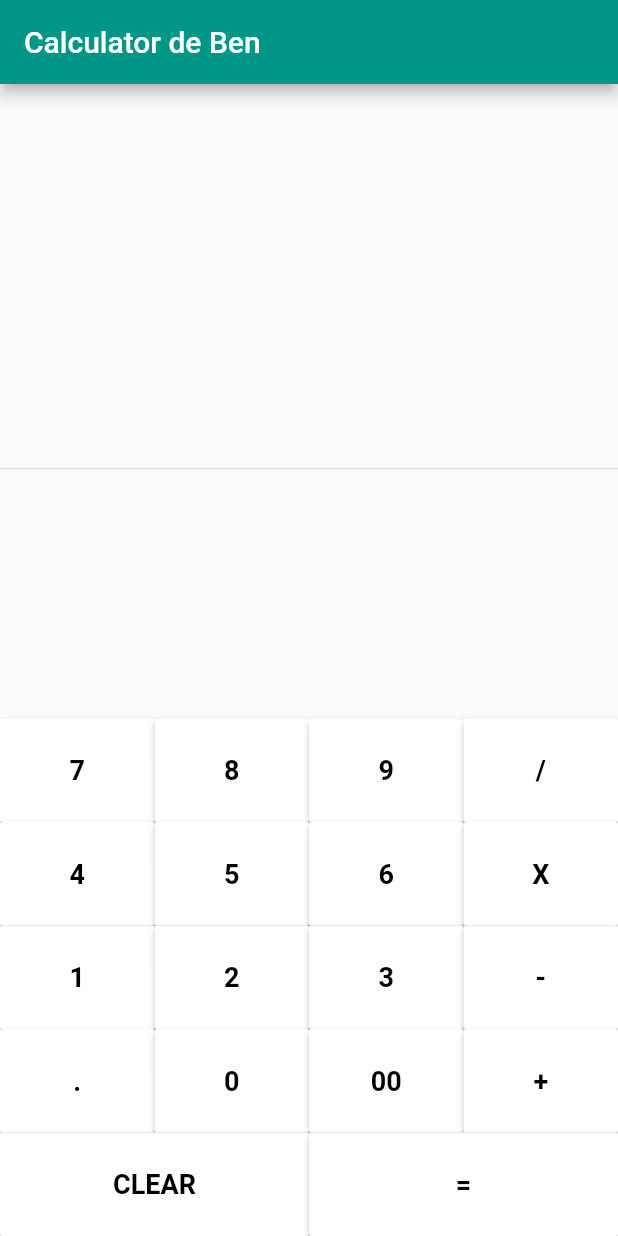
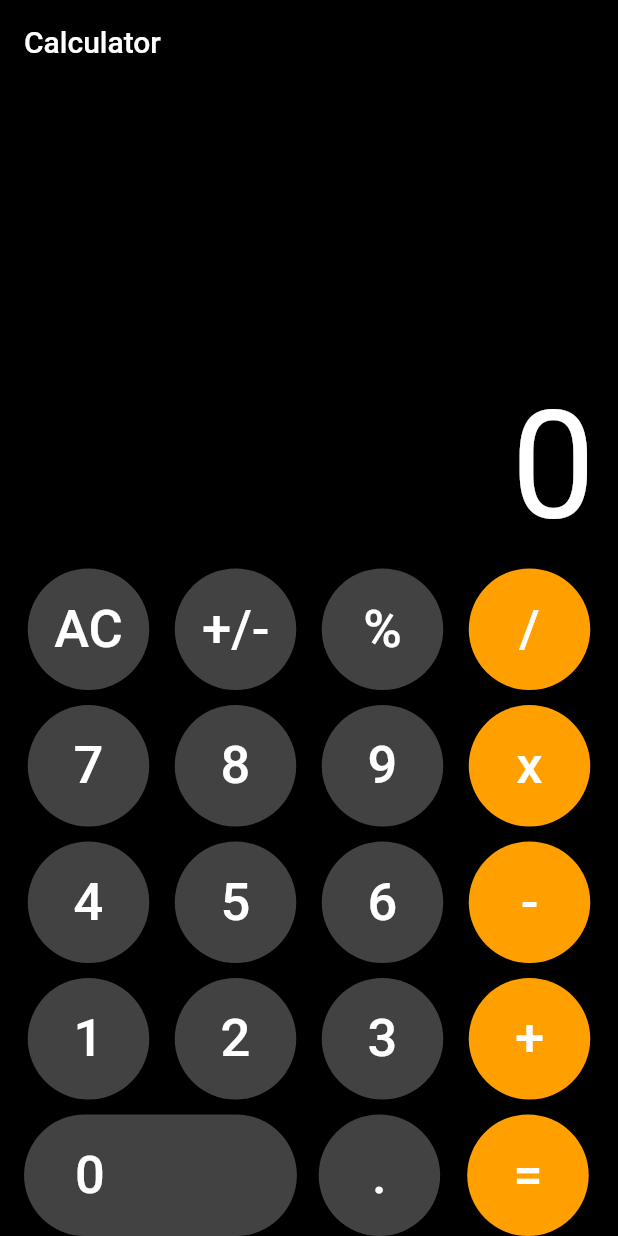
Before and after one commit to benbobyabraham/flutter_calculator, a Flutter app: the screen it shows after launch, on a phone screen of 412 x 824 dp. Run offline on Flutter 3.47's test engine with Material 2 defaults, Android fonts, the phone set to English and light mode, and no system bars.

Commit message:
iphone calculator version 1.0.1

```diff
--- a/lib/main.dart
+++ b/lib/main.dart
@@ -1,104 +1,43 @@
+import 'package:flutter/cupertino.dart';
 import 'package:flutter/material.dart';
 
 void main() {
-  runApp(const MyApp());
+  runApp(MyApp());
 }
 
 class MyApp extends StatelessWidget {
-  const MyApp({Key? key}) : super(key: key);
-
+  // This widget is the root of your application.
   @override
   Widget build(BuildContext context) {
     return MaterialApp(
-      title: 'Flutter Demo',
-      theme: ThemeData(
-        primarySwatch: Colors.teal,
-      ),
-      home: const MyHomePage(title: 'Calculator de Ben'),
+      debugShowCheckedModeBanner: false,
+      home: Calculator(),
     );
   }
 }
 
-class MyHomePage extends StatefulWidget {
-  const MyHomePage({Key? key, required this.title}) : super(key: key);
-
-  final String title;
+class Calculator extends StatefulWidget {
+  const Calculator({Key? key}) : super(key: key);
 
   @override
-  State<MyHomePage> createState() => _MyHomePageState();
+  _CalculatorState createState() => _CalculatorState();
 }
 
-class _MyHomePageState extends State<MyHomePage> {
-  String output = "";
-
-  String _output = "";
-  double num1 = 0.0;
-  double num2 = 0.0;
-  String operand = "";
-
-  buttonPressed(String buttonText) {
-    if (buttonText == "CLEAR") {
-      _output = "";
-      num1 = 0.0;
-      num2 = 0.0;
-      operand = "";
-    } else if (buttonText == "+" ||
-        buttonText == "-" ||
-        buttonText == "/" ||
-        buttonText == "X") {
-      num1 = double.parse(output);
-      operand = buttonText;
-      _output = "0";
-    } else if (buttonText == ".") {
-      if (_output.contains(".")) {
-        print("Already contains a decimal");
-        return;
-      } else {
-        _output = _output + buttonText;
-      }
-    } else if (buttonText == "=") {
-      num2 = double.parse(output);
-
-      if (operand == "+") {
-        _output = (num1 + num2).toString();
-      }
-      if (operand == "-") {
-        _output = (num1 - num2).toString();
-      }
-      if (operand == "X") {
-        _output = (num1 * num2).toString();
-      }
-      if (operand == "/") {
-        _output = (num1 / num2).toString();
-      }
-
-      num1 = 0.0;
-      num2 = 0.0;
-      operand = "";
-    } else {
-      _output = _output + buttonText;
-    }
-    print(_output);
-    setState(() {
-      output = _output;
-      // output = double.parse(_output).toStringAsFixed(2);
-    });
-  }
-
-  Widget buildButton(String buttonText) {
-    return Expanded(
-      child: MaterialButton(
+class _CalculatorState extends State<Calculator> {
+  Widget CalcButton(String buttontext, Color buttoncolor, Color textcolor) {
+    return Container(
+      child: RaisedButton(
+        onPressed: () {
+          // now call that function
+          calculation(buttontext);
+        },
         child: Text(
-          buttonText,
-          style: TextStyle(
-            fontSize: 18.0,
-            fontWeight: FontWeight.bold,
+          buttontext,
+          style: TextStyle(fontSize: 35, color: textcolor),
         ),
-        ),
-        padding: const EdgeInsets.all(24.0),
-        onPressed: () => buttonPressed(buttonText),
-        color: Colors.white,
-        textColor: Colors.black,
+        shape: CircleBorder(),
+        color: buttoncolor,
+        padding: EdgeInsets.all(20),
       ),
     );
   }
@@ -106,74 +45,208 @@ class _MyHomePageState extends State<MyHomePage> {
   @override
   Widget build(BuildContext context) {
     return Scaffold(
+      backgroundColor: Colors.black,
       appBar: AppBar(
-        title: Text(widget.title),
+        backgroundColor: Colors.black,
+        title: Text('Calculator'),
       ),
-      body: Container(
+      body: Padding(
+        padding: EdgeInsets.symmetric(horizontal: 5),
         child: Column(
-          children: <Widget>[
-            Container(
-              alignment: Alignment.topRight,
-              padding: EdgeInsets.symmetric(
-                vertical: 24,
-                horizontal: 12,
-              ),
-              child: Text(
-                output,
-                style: TextStyle(
-                  fontSize: 36,
-                  fontWeight: FontWeight.bold,
-                ),
-              ),
-            ),
-            Expanded(
-              child: Divider(),
-            ),
-            Column(
+          mainAxisAlignment: MainAxisAlignment.end,
           children: [
             Row(
+              mainAxisAlignment: MainAxisAlignment.end,
               children: [
-                    buildButton("7"),
-                    buildButton("8"),
-                    buildButton("9"),
-                    buildButton("/"),
+                Padding(
+                  padding: EdgeInsets.all(10.0),
+                  child: Text(
+                    // also pass the value here
+                    text,
+                    textAlign: TextAlign.left,
+                    style: TextStyle(color: Colors.white, fontSize: 100),
+                  ),
+                )
               ],
             ),
             Row(
+              mainAxisAlignment: MainAxisAlignment.spaceEvenly,
               children: [
-                    buildButton("4"),
-                    buildButton("5"),
-                    buildButton("6"),
-                    buildButton("X"),
+                CalcButton('AC', Colors.grey.shade800, Colors.white),
+                CalcButton('+/-', Colors.grey.shade800, Colors.white),
+                CalcButton('%', Colors.grey.shade800, Colors.white),
+                CalcButton('/', Colors.amber.shade700, Colors.white),
               ],
             ),
+            SizedBox(
+              height: 10,
+            ),
             Row(
+              mainAxisAlignment: MainAxisAlignment.spaceEvenly,
               children: [
-                    buildButton("1"),
-                    buildButton("2"),
-                    buildButton("3"),
-                    buildButton("-"),
+                CalcButton('7', Colors.grey.shade800, Colors.white),
+                CalcButton('8', Colors.grey.shade800, Colors.white),
+                CalcButton('9', Colors.grey.shade800, Colors.white),
+                CalcButton('x', Colors.amber.shade700, Colors.white),
               ],
             ),
+            SizedBox(
+              height: 10,
+            ),
             Row(
+              mainAxisAlignment: MainAxisAlignment.spaceEvenly,
               children: [
-                    buildButton("."),
-                    buildButton("0"),
-                    buildButton("00"),
-                    buildButton("+"),
+                CalcButton('4', Colors.grey.shade800, Colors.white),
+                CalcButton('5', Colors.grey.shade800, Colors.white),
+                CalcButton('6', Colors.grey.shade800, Colors.white),
+                CalcButton('-', Colors.amber.shade700, Colors.white),
               ],
             ),
+            SizedBox(
+              height: 10,
+            ),
             Row(
+              mainAxisAlignment: MainAxisAlignment.spaceEvenly,
               children: [
-                    buildButton("CLEAR"),
-                    buildButton("="),
+                CalcButton('1', Colors.grey.shade800, Colors.white),
+                CalcButton('2', Colors.grey.shade800, Colors.white),
+                CalcButton('3', Colors.grey.shade800, Colors.white),
+                CalcButton('+', Colors.amber.shade700, Colors.white),
               ],
             ),
+            SizedBox(
+              height: 10,
+            ),
+            Row(
+              mainAxisAlignment: MainAxisAlignment.spaceEvenly,
+              children: [
+                RaisedButton(
+                  padding: EdgeInsets.fromLTRB(34, 20, 128, 20),
+                  onPressed: () {},
+                  shape: StadiumBorder(),
+                  child: Text(
+                    '0',
+                    style: TextStyle(fontSize: 35, color: Colors.white),
+                  ),
+                  color: Colors.grey.shade800,
+                ),
+                CalcButton('.', Colors.grey.shade800, Colors.white),
+                CalcButton('=', Colors.amber.shade700, Colors.white),
               ],
-            )
+            ),
           ],
         ),
       ),
     );
   }
+
+  //Now Implementing the logic for the calculator
+  dynamic text = '0';
+  double numOne = 0;
+  double numTwo = 0;
+
+  dynamic result = '';
+  dynamic finalResult = '';
+  dynamic opr = '';
+  dynamic preOpr = '';
+
+  void calculation(btnText) {
+    if (btnText == 'AC') {
+      text = '0';
+      numOne = 0;
+      numTwo = 0;
+      result = '';
+      finalResult = '0';
+      opr = '';
+      preOpr = '';
+    } else if (opr == '=' && btnText == '=') {
+      if (preOpr == '+') {
+        finalResult = add();
+      } else if (preOpr == '-') {
+        finalResult = sub();
+      } else if (preOpr == 'x') {
+        finalResult = mul();
+      } else if (preOpr == '/') {
+        finalResult = div();
       }
+    } else if (btnText == '+' ||
+        btnText == '-' ||
+        btnText == 'x' ||
+        btnText == '/' ||
+        btnText == '=') {
+      if (numOne == 0) {
+        numOne = double.parse(result);
+      } else {
+        numTwo = double.parse(result);
+      }
+
+      if (opr == '+') {
+        finalResult = add();
+      } else if (opr == '-') {
+        finalResult = sub();
+      } else if (opr == 'x') {
+        finalResult = mul();
+      } else if (opr == '/') {
+        finalResult = div();
+      }
+      preOpr = opr;
+      opr = btnText;
+      result = '';
+    } else if (btnText == '%') {
+      result = numOne / 100;
+      finalResult = doesContainDecimal(result);
+    } else if (btnText == '.') {
+      if (!result.toString().contains('.')) {
+        result = result.toString() + '.';
+      }
+      finalResult = result;
+    } else if (btnText == '+/-') {
+      result.toString().startsWith('-')
+          ? result = result.toString().substring(1)
+          : result = '-' + result.toString();
+      finalResult = result;
+    } else {
+      result = result + btnText;
+      finalResult = result;
+    }
+//now set the state
+    setState(() {
+      text = finalResult;
+    });
+  }
+
+  //now create the functions
+  String add() {
+    result = (numOne + numTwo).toString();
+    numOne = double.parse(result);
+    return doesContainDecimal(result);
+  }
+
+  String sub() {
+    result = (numOne - numTwo).toString();
+    numOne = double.parse(result);
+    return doesContainDecimal(result);
+  }
+
+  String mul() {
+    result = (numOne * numTwo).toString();
+    numOne = double.parse(result);
+    return doesContainDecimal(result);
+  }
+
+  String div() {
+    result = (numOne / numTwo).toString();
+    numOne = double.parse(result);
+    return doesContainDecimal(result);
+  }
+
+  //
+  String doesContainDecimal(dynamic result) {
+    if (result.toString().contains('.')) {
+      List<String> splitDecimal = result.toString().split('.');
+      if (!(int.parse(splitDecimal[1]) > 0))
+        return result = splitDecimal[0].toString();
+    }
+    return result;
+  }
+}
```
Lines whose indentation alone changed are shown as unchanged.
